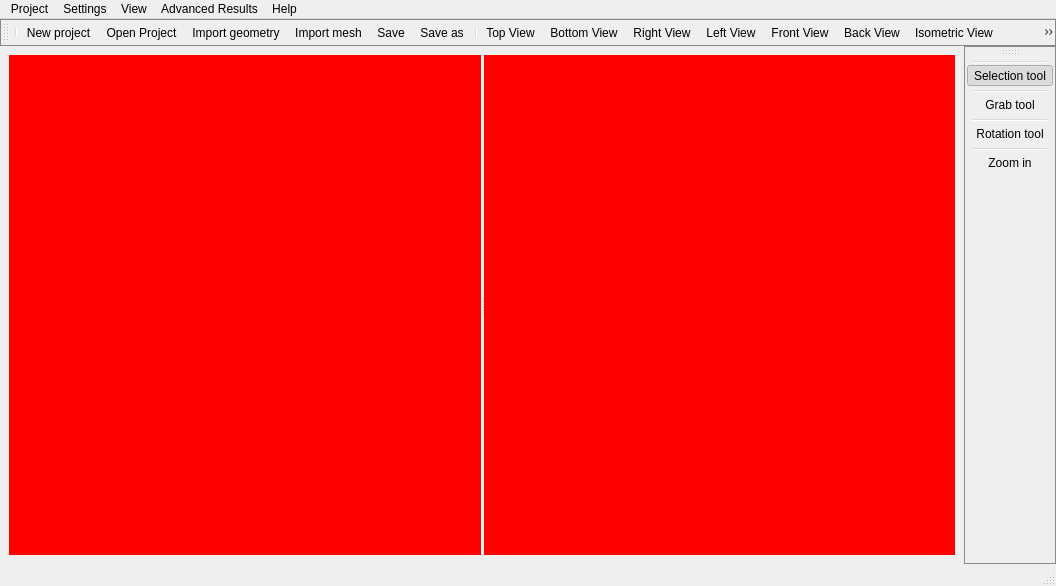
MOPT-UFSC/VIBRA, file vibra/interface/data/ui_files/main_window.ui: the form before one commit.
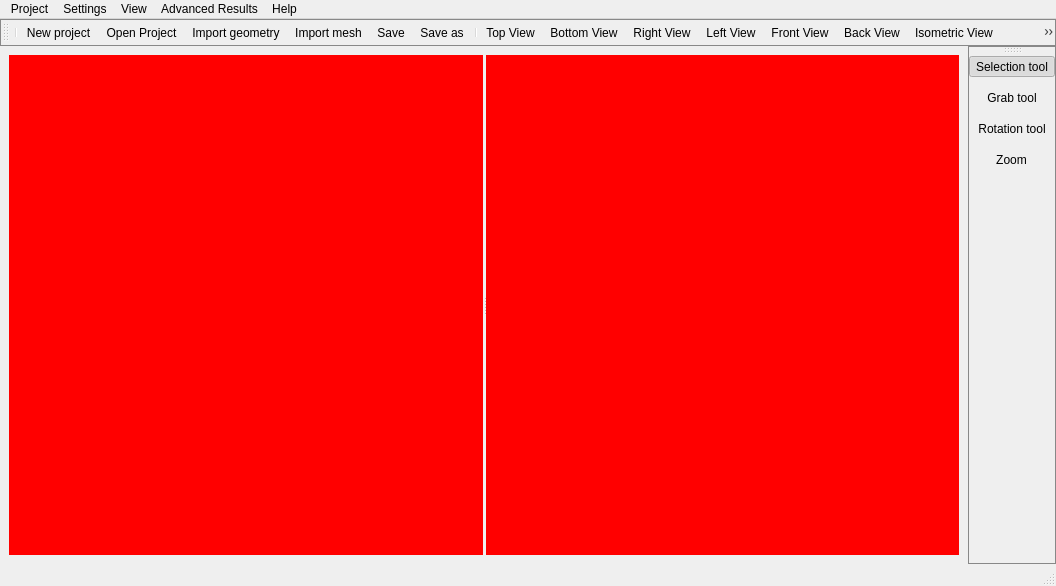
The form after the commit. Icons and pictures are not drawn.

```diff
--- a/vibra/interface/data/ui_files/main_window.ui
+++ b/vibra/interface/data/ui_files/main_window.ui
@@ -213,6 +213,7 @@
                 border-style: solid;
                 border-width: 1px;
                 border-color: #888888;
+				spacing: 10px;
             }</string>
    </property>
    <attribute name="toolBarArea">
@@ -221,13 +222,9 @@
    <attribute name="toolBarBreak">
     <bool>false</bool>
    </attribute>
-   <addaction name="separator"/>
    <addaction name="action_selection_tool"/>
-   <addaction name="separator"/>
    <addaction name="action_grab_tool"/>
-   <addaction name="separator"/>
    <addaction name="action_rotation_tool"/>
-   <addaction name="separator"/>
    <addaction name="action_zoom_in"/>
   </widget>
   <action name="action_new_project">
@@ -773,7 +770,7 @@
      <normaloff>:/icons/zoom_in_icon.png</normaloff>:/icons/zoom_in_icon.png</iconset>
    </property>
    <property name="text">
-    <string>Zoom in</string>
+    <string>Zoom</string>
    </property>
   </action>
   <action name="action_zoom_out">
```
